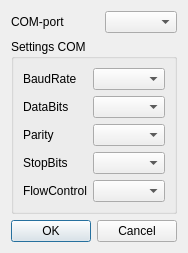
Above: dialogsettingscom.ui from Neitron-byte/MSGET89 before the change. Below: the same form after it.
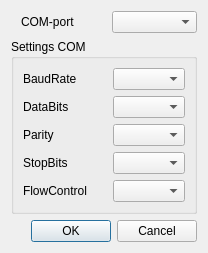
That is the form after the change.

Patch:
```diff
--- a/dialogsettingscom.ui
+++ b/dialogsettingscom.ui
@@ -6,36 +6,39 @@
    <rect>
     <x>0</x>
     <y>0</y>
-    <width>182</width>
-    <height>244</height>
+    <width>203</width>
+    <height>236</height>
    </rect>
   </property>
   <property name="windowTitle">
    <string>Dialog</string>
   </property>
-  <layout class="QVBoxLayout" name="verticalLayout_2">
+  <layout class="QVBoxLayout" name="verticalLayout_3">
    <item>
-    <layout class="QHBoxLayout" name="horizontalLayout_6">
+    <layout class="QHBoxLayout" name="horizontalLayout_2">
      <item>
-      <widget class="QLabel" name="COMLabel">
-       <property name="text">
-        <string>COM-port</string>
-       </property>
-      </widget>
-     </item>
-     <item>
-      <spacer name="horizontalSpacer_6">
+      <spacer name="horizontalSpacer">
        <property name="orientation">
         <enum>Qt::Horizontal</enum>
        </property>
+       <property name="sizeType">
+        <enum>QSizePolicy::Fixed</enum>
+       </property>
        <property name="sizeHint" stdset="0">
         <size>
-         <width>40</width>
+         <width>10</width>
          <height>20</height>
         </size>
        </property>
       </spacer>
      </item>
+     <item>
+      <widget class="QLabel" name="COMLabel">
+       <property name="text">
+        <string>COM-port</string>
+       </property>
+      </widget>
+     </item>
      <item>
       <widget class="QComboBox" name="comBox"/>
      </item>
@@ -46,9 +49,9 @@
      <property name="title">
       <string>Settings COM</string>
      </property>
-     <layout class="QVBoxLayout" name="verticalLayout">
+     <layout class="QHBoxLayout" name="horizontalLayout">
       <item>
-       <layout class="QHBoxLayout" name="horizontalLayout">
+       <layout class="QVBoxLayout" name="verticalLayout_2">
         <item>
          <widget class="QLabel" name="BaudRateLabel">
           <property name="text">
@@ -57,26 +60,6 @@
          </widget>
         </item>
         <item>
-         <spacer name="horizontalSpacer">
-          <property name="orientation">
-           <enum>Qt::Horizontal</enum>
-          </property>
-          <property name="sizeHint" stdset="0">
-           <size>
-            <width>40</width>
-            <height>20</height>
-           </size>
-          </property>
-         </spacer>
-        </item>
-        <item>
-         <widget class="QComboBox" name="baudRateBox"/>
-        </item>
-       </layout>
-      </item>
-      <item>
-       <layout class="QHBoxLayout" name="horizontalLayout_2">
-        <item>
          <widget class="QLabel" name="DataBitsLabel">
           <property name="text">
            <string>DataBits</string>
@@ -84,26 +67,6 @@
          </widget>
         </item>
         <item>
-         <spacer name="horizontalSpacer_2">
-          <property name="orientation">
-           <enum>Qt::Horizontal</enum>
-          </property>
-          <property name="sizeHint" stdset="0">
-           <size>
-            <width>40</width>
-            <height>20</height>
-           </size>
-          </property>
-         </spacer>
-        </item>
-        <item>
-         <widget class="QComboBox" name="dataBitsBox"/>
-        </item>
-       </layout>
-      </item>
-      <item>
-       <layout class="QHBoxLayout" name="horizontalLayout_3">
-        <item>
          <widget class="QLabel" name="ParityLabel">
           <property name="text">
            <string>Parity</string>
@@ -111,26 +74,6 @@
          </widget>
         </item>
         <item>
-         <spacer name="horizontalSpacer_3">
-          <property name="orientation">
-           <enum>Qt::Horizontal</enum>
-          </property>
-          <property name="sizeHint" stdset="0">
-           <size>
-            <width>40</width>
-            <height>20</height>
-           </size>
-          </property>
-         </spacer>
-        </item>
-        <item>
-         <widget class="QComboBox" name="parityBox"/>
-        </item>
-       </layout>
-      </item>
-      <item>
-       <layout class="QHBoxLayout" name="horizontalLayout_4">
-        <item>
          <widget class="QLabel" name="StopBitsLabel">
           <property name="text">
            <string>StopBits</string>
@@ -138,44 +81,43 @@
          </widget>
         </item>
         <item>
-         <spacer name="horizontalSpacer_4">
-          <property name="orientation">
-           <enum>Qt::Horizontal</enum>
-          </property>
-          <property name="sizeHint" stdset="0">
-           <size>
-            <width>40</width>
-            <height>20</height>
-           </size>
-          </property>
-         </spacer>
-        </item>
-        <item>
-         <widget class="QComboBox" name="stopBitsBox"/>
-        </item>
-       </layout>
-      </item>
-      <item>
-       <layout class="QHBoxLayout" name="horizontalLayout_5">
-        <item>
          <widget class="QLabel" name="FlowControlLabel">
           <property name="text">
            <string>FlowControl</string>
           </property>
          </widget>
         </item>
+       </layout>
+      </item>
+      <item>
+       <spacer name="horizontalSpacer_3">
+        <property name="orientation">
+         <enum>Qt::Horizontal</enum>
+        </property>
+        <property name="sizeType">
+         <enum>QSizePolicy::Fixed</enum>
+        </property>
+        <property name="sizeHint" stdset="0">
+         <size>
+          <width>20</width>
+          <height>20</height>
+         </size>
+        </property>
+       </spacer>
+      </item>
+      <item>
+       <layout class="QVBoxLayout" name="verticalLayout">
         <item>
-         <spacer name="horizontalSpacer_5">
-          <property name="orientation">
-           <enum>Qt::Horizontal</enum>
-          </property>
-          <property name="sizeHint" stdset="0">
-           <size>
-            <width>40</width>
-            <height>20</height>
-           </size>
-          </property>
-         </spacer>
+         <widget class="QComboBox" name="baudRateBox"/>
+        </item>
+        <item>
+         <widget class="QComboBox" name="dataBitsBox"/>
+        </item>
+        <item>
+         <widget class="QComboBox" name="parityBox"/>
+        </item>
+        <item>
+         <widget class="QComboBox" name="stopBitsBox"/>
         </item>
         <item>
          <widget class="QComboBox" name="flowControlBox"/>
```
